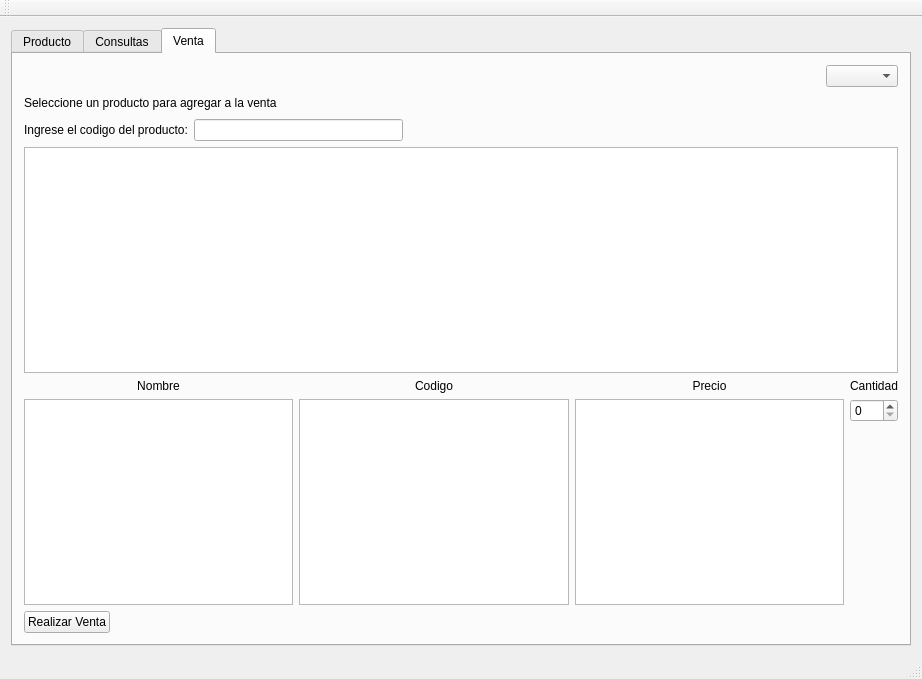
This is ventanaprincipal.ui in ferVargasB/sistema_inventario as Qt 5 draws it before an edit. The edited form follows.
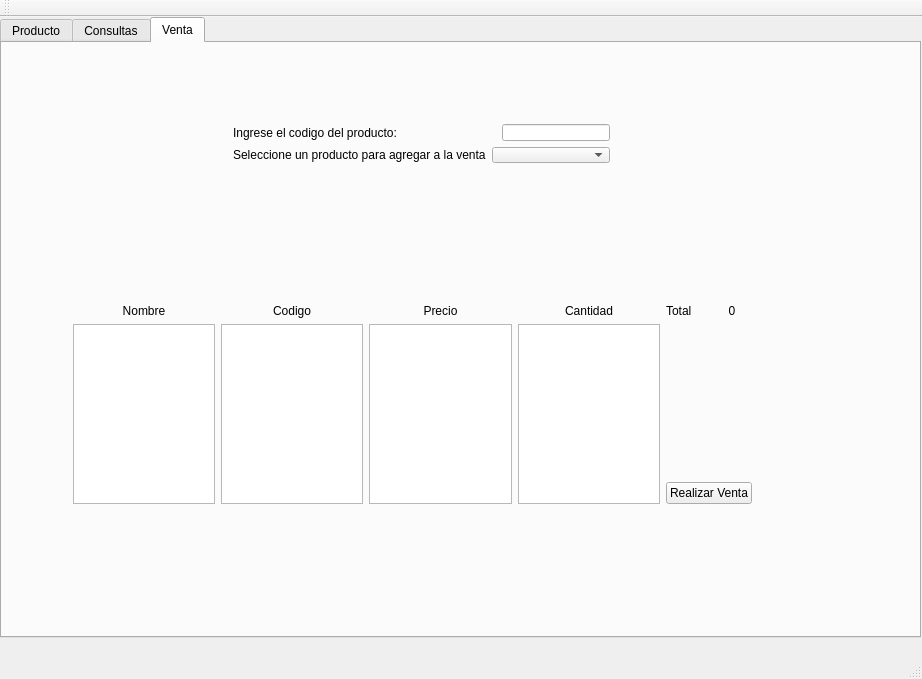
This is the edited form.

Commit message:
Se agregó la opcion de agregar producto y mejorar la ui
Se arregño las ui de ventas, y se agregó el proceso de marcar un producto a la venta

Diff of the .ui file:
```diff
--- a/ventanaprincipal.ui
+++ b/ventanaprincipal.ui
@@ -14,9 +14,15 @@
    <string>VentanaPrincipal</string>
   </property>
   <widget class="QWidget" name="centralWidget">
-   <layout class="QGridLayout" name="gridLayout_2">
-    <item row="0" column="0">
      <widget class="QTabWidget" name="tabWidgetVenta">
+    <property name="geometry">
+     <rect>
+      <x>0</x>
+      <y>0</y>
+      <width>921</width>
+      <height>621</height>
+     </rect>
+    </property>
       <property name="currentIndex">
        <number>2</number>
       </property>
@@ -277,13 +283,15 @@
        <attribute name="title">
         <string>Venta</string>
        </attribute>
-       <layout class="QGridLayout" name="gridLayout_5">
-        <item row="4" column="0" colspan="4">
-         <layout class="QGridLayout" name="gridLayout_4">
-          <item row="0" column="0">
-           <widget class="QTableView" name="tableViewProductosParaVender"/>
-          </item>
-          <item row="1" column="0">
+     <widget class="QWidget" name="">
+      <property name="geometry">
+       <rect>
+        <x>60</x>
+        <y>250</y>
+        <width>701</width>
+        <height>222</height>
+       </rect>
+      </property>
            <layout class="QHBoxLayout" name="horizontalLayout_4">
             <item>
              <layout class="QHBoxLayout" name="horizontalLayout">
@@ -338,8 +346,6 @@
                 </item>
                </layout>
               </item>
-             </layout>
-            </item>
             <item>
              <layout class="QVBoxLayout" name="verticalLayout_7">
               <item>
@@ -347,10 +353,40 @@
                 <property name="text">
                  <string>Cantidad</string>
                 </property>
+             <property name="alignment">
+              <set>Qt::AlignCenter</set>
+             </property>
                </widget>
               </item>
               <item>
-               <widget class="QSpinBox" name="spinBox"/>
+            <widget class="QListView" name="listViewCantidadDeProductos"/>
+           </item>
+          </layout>
+         </item>
+        </layout>
+       </item>
+       <item>
+        <layout class="QVBoxLayout" name="verticalLayout_9">
+         <item>
+          <layout class="QHBoxLayout" name="horizontalLayout_8">
+           <item>
+            <widget class="QLabel" name="labelMarcarTotal">
+             <property name="text">
+              <string>Total</string>
+             </property>
+            </widget>
+           </item>
+           <item>
+            <widget class="QLabel" name="labelTotal">
+             <property name="text">
+              <string>0</string>
+             </property>
+             <property name="alignment">
+              <set>Qt::AlignCenter</set>
+             </property>
+            </widget>
+           </item>
+          </layout>
               </item>
               <item>
                <spacer name="verticalSpacer">
@@ -365,12 +401,6 @@
                 </property>
                </spacer>
               </item>
-             </layout>
-            </item>
-           </layout>
-          </item>
-          <item row="2" column="0">
-           <layout class="QHBoxLayout" name="horizontalLayout_6">
             <item>
              <widget class="QPushButton" name="pushButton">
               <property name="text">
@@ -378,24 +408,21 @@
               </property>
              </widget>
             </item>
+        </layout>
+       </item>
+      </layout>
+     </widget>
+     <widget class="QWidget" name="">
+      <property name="geometry">
+       <rect>
+        <x>220</x>
+        <y>70</y>
+        <width>399</width>
+        <height>61</height>
+       </rect>
+      </property>
+      <layout class="QVBoxLayout" name="verticalLayout_8">
             <item>
-             <spacer name="horizontalSpacer_2">
-              <property name="orientation">
-               <enum>Qt::Horizontal</enum>
-              </property>
-              <property name="sizeHint" stdset="0">
-               <size>
-                <width>40</width>
-                <height>20</height>
-               </size>
-              </property>
-             </spacer>
-            </item>
-           </layout>
-          </item>
-         </layout>
-        </item>
-        <item row="3" column="0" colspan="3">
          <layout class="QHBoxLayout" name="horizontalLayout_5">
           <item>
            <widget class="QLabel" name="label_3">
@@ -404,9 +431,6 @@
             </property>
            </widget>
           </item>
-          <item>
-           <widget class="QLineEdit" name="lineEditCodigoBuscado"/>
-          </item>
           <item>
            <spacer name="horizontalSpacer_10">
             <property name="orientation">
@@ -421,61 +445,28 @@
            </spacer>
           </item>
           <item>
-           <spacer name="horizontalSpacer_9">
-            <property name="orientation">
-             <enum>Qt::Horizontal</enum>
-            </property>
-            <property name="sizeHint" stdset="0">
-             <size>
-              <width>40</width>
-              <height>20</height>
-             </size>
-            </property>
-           </spacer>
+          <widget class="QLineEdit" name="lineEditCodigoBuscado"/>
           </item>
          </layout>
         </item>
-        <item row="1" column="1">
-         <spacer name="horizontalSpacer_4">
-          <property name="orientation">
-           <enum>Qt::Horizontal</enum>
-          </property>
-          <property name="sizeHint" stdset="0">
-           <size>
-            <width>434</width>
-            <height>20</height>
-           </size>
-          </property>
-         </spacer>
-        </item>
-        <item row="1" column="2" colspan="2">
-         <spacer name="horizontalSpacer_3">
-          <property name="orientation">
-           <enum>Qt::Horizontal</enum>
-          </property>
-          <property name="sizeHint" stdset="0">
-           <size>
-            <width>105</width>
-            <height>20</height>
-           </size>
-          </property>
-         </spacer>
-        </item>
-        <item row="0" column="3">
-         <widget class="QComboBox" name="comboBoxListaProductos"/>
-        </item>
-        <item row="1" column="0">
+       <item>
+        <layout class="QHBoxLayout" name="horizontalLayout_6">
+         <item>
          <widget class="QLabel" name="labelSeleccioneProducto">
           <property name="text">
            <string>Seleccione un producto para agregar a la venta</string>
           </property>
          </widget>
         </item>
-       </layout>
-      </widget>
-     </widget>
-    </item>
-   </layout>
+         <item>
+          <widget class="QComboBox" name="comboBoxListaProductos"/>
+         </item>
+        </layout>
+       </item>
+      </layout>
+     </widget>
+    </widget>
+   </widget>
   </widget>
   <widget class="QMenuBar" name="menuBar">
    <property name="geometry">
```
Lines whose indentation alone changed are shown as unchanged. The commit also changes 16 other files.
